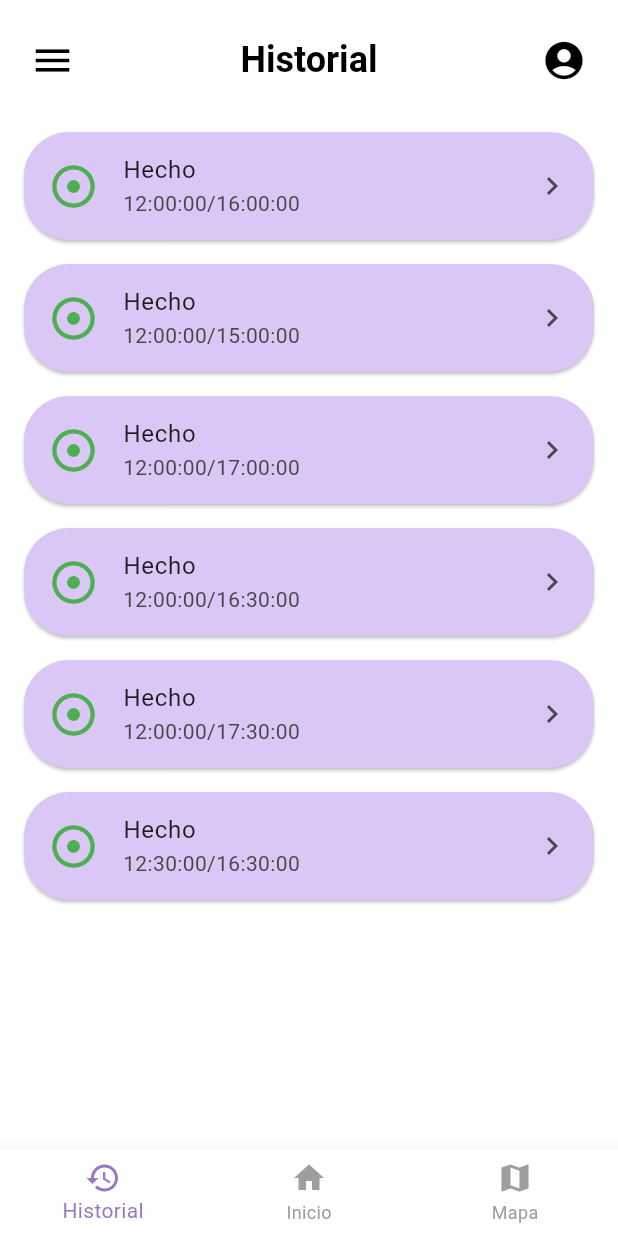
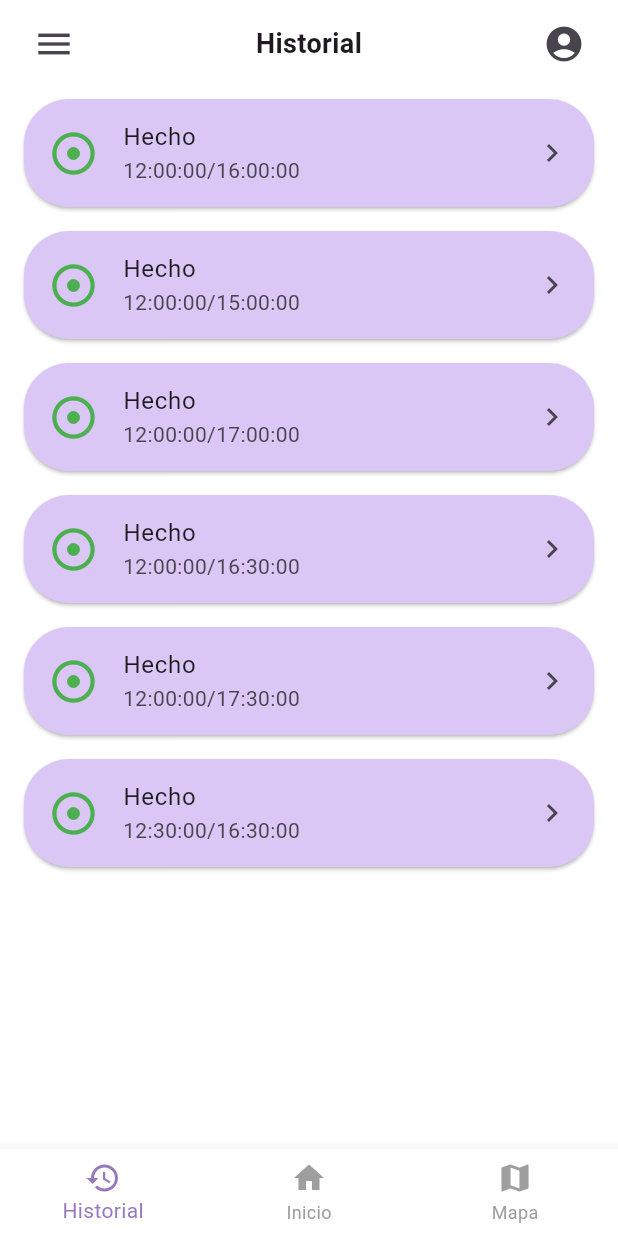
Before and after one commit to Bxnj1ta/Residencias, a Flutter app: the HomeScreen screen opened by its route, after a tap on the "menu" icon, on a phone screen of 412 x 824 dp. Run offline on Flutter 3.47's test engine with Material 3 defaults, Android fonts, the phone set to English and light mode, and no system bars; our stand-ins replace geolocator, google_maps_flutter; network calls fail.

Commit message:
providers para ubicacion y mapa

```diff
--- /dev/null
+++ b/lib/providers/mapa_provider.dart
@@ -0,0 +1,25 @@
+import 'package:flutter/material.dart';
+import 'package:google_maps_flutter/google_maps_flutter.dart';
+
+class MapaProvider extends ChangeNotifier {
+  GoogleMapController? _controller;
+  Set<Marker> _marcadores = {};
+
+  void setController(GoogleMapController controller) {
+    _controller = controller;
+  }
+
+  GoogleMapController? get controller => _controller;
+
+  Set<Marker> get marcadores => _marcadores;
+
+  void agregarMarcador(Marker marker) async {
+    _marcadores.add(marker);
+    notifyListeners();
+  }
+
+  void limpiarMarcadores() async {
+    _marcadores.clear();
+    notifyListeners();
+  }
+}
--- /dev/null
+++ b/lib/providers/providers.dart
@@ -0,0 +1,2 @@
+export 'package:residencias/providers/mapa_provider.dart';
+export 'package:residencias/providers/ubicacion_provider.dart';
--- /dev/null
+++ b/lib/providers/ubicacion_provider.dart
@@ -0,0 +1,15 @@
+import 'package:flutter/material.dart';
+import 'package:geolocator/geolocator.dart';
+
+class UbicacionProvider extends ChangeNotifier {
+  Position? _posicion;
+
+  Position? get posicion => _posicion;
+
+  Future<void> obtenerUbicacion() async {
+    bool permiso = await Geolocator.requestPermission() != LocationPermission.denied;
+    if (!permiso) return;
+    _posicion = await Geolocator.getCurrentPosition();
+    notifyListeners();
+  }
+}
--- a/lib/screens/detalle/detalle_screen.dart
+++ b/lib/screens/detalle/detalle_screen.dart
@@ -9,7 +9,7 @@ class DetalleScreen extends StatelessWidget {
     final Map<String, dynamic> residencia = ModalRoute.of(context)!.settings.arguments as Map<String, dynamic>;
 
     return Scaffold(
-      appBar: const CustomAppBar(titulo: 'Residencias del Día',showProfileIcon: false,showMenuIcon: false,),
+      appBar: const CustomAppBar(titulo: 'Residencias del Día', showDrawer: false, showRightIcon: false,),
       body: SafeArea(
         child: Container(
           padding: const EdgeInsets.all(15),
--- a/lib/screens/home_screen.dart
+++ b/lib/screens/home_screen.dart
@@ -1,4 +1,6 @@
 import 'package:flutter/material.dart';
+import 'package:residencias/providers/providers.dart';
+import 'package:provider/provider.dart';
 import 'screens.dart';
 
 class HomeScreen extends StatefulWidget {
@@ -10,6 +12,16 @@ class HomeScreen extends StatefulWidget {
 
 class _HomeScreenState extends State<HomeScreen> {
   int _selectedIndex = 1; //lo primero que muestra es el menu inicio
+
+  @override
+  void initState() {
+    super.initState();
+    Future.microtask(() {
+      if(!mounted) return;
+      Provider.of<UbicacionProvider>(context, listen: false).obtenerUbicacion();
+    }
+    );
+  }
 
   //POR SI DSP TENEMO QUE CAMBIAR LAS PAGINAS
   static final List<Widget> _pages = <Widget>[
--- a/lib/screens/mapa/mapa_screen.dart
+++ b/lib/screens/mapa/mapa_screen.dart
@@ -7,6 +7,7 @@ class MapaScreen extends StatelessWidget {
   @override
   Widget build(BuildContext context) {
     return Scaffold(
+      appBar: const CustomAppBar(titulo: 'Residencias cercanas'),
       body: SafeArea(
         child: Container(
           padding: const EdgeInsets.all(15),
--- a/lib/screens/perfil/perfil_screen.dart
+++ b/lib/screens/perfil/perfil_screen.dart
@@ -7,7 +7,7 @@ class PerfilScreen extends StatelessWidget {
   @override
   Widget build(BuildContext context) {
     return Scaffold(
-      appBar: const CustomAppBar(titulo: 'Perfil', showProfileIcon: false,showMenuIcon: false,),
+      appBar: const CustomAppBar(titulo: 'Perfil', showDrawer: false,showRightIcon: false,),
       body: SingleChildScrollView(
         child: Column(
           children: [
--- a/lib/themes/my_themes.dart
+++ b/lib/themes/my_themes.dart
@@ -7,8 +7,8 @@ class MyTheme {
 
   // Tema claro
   static final ThemeData light = ThemeData(
+    brightness: Brightness.light,
     primaryColor: primary,
-    brightness: Brightness.light,
     fontFamily: fontFamily,
     scaffoldBackgroundColor: Colors.white,
 
@@ -39,8 +39,8 @@ class MyTheme {
 
   // Tema oscuro
   static final ThemeData dark = ThemeData(
+    brightness: Brightness.dark,
     primaryColor: primary,
-    brightness: Brightness.dark,
     fontFamily: fontFamily,
     scaffoldBackgroundColor: const Color.fromARGB(255, 38, 38, 38),
     appBarTheme: const AppBarTheme(
--- /dev/null
+++ b/lib/ui/custom_icon_button.dart
@@ -0,0 +1,28 @@
+import 'package:flutter/material.dart';
+
+class CustomIconButton extends StatelessWidget {
+  final IconData icon;
+  final VoidCallback onPressed;
+  final double size;
+  final Color? color;
+
+  const CustomIconButton({
+    super.key,
+    required this.icon,
+    required this.onPressed,
+    this.size = 28,
+    this.color = const Color.fromRGBO(72, 68, 78, 1),
+  });
+
+  @override
+  Widget build(BuildContext context) {
+    return IconButton(
+      icon: Icon(
+        icon,
+        size: size,
+        color: color),
+      onPressed: onPressed,
+      splashRadius: 70,
+    );
+  }
+}
--- /dev/null
+++ b/lib/ui/ui.dart
@@ -0,0 +1 @@
+export 'package:residencias/ui/custom_icon_button.dart';
--- a/lib/widgets/custom_app_bar.dart
+++ b/lib/widgets/custom_app_bar.dart
@@ -1,56 +1,60 @@
 import 'package:flutter/material.dart';
+import 'package:residencias/ui/ui.dart';
 
 class CustomAppBar extends StatelessWidget implements PreferredSizeWidget {
   final String titulo;
-  final bool showProfileIcon;
-  final bool showMenuIcon;
+  final bool showDrawer;
+  final bool showRightIcon;
 
   const CustomAppBar({
     super.key,
     required this.titulo,
-    this.showProfileIcon = true,
-    this.showMenuIcon = true,
+    this.showDrawer = true,
+    this.showRightIcon = true,
   });
 
   @override
   Widget build(BuildContext context) {
-    return AppBar(
-      automaticallyImplyLeading: false,
-      leading: showMenuIcon
-          ? Padding(
-            padding: const EdgeInsets.only(left: 12),
-            child: IconButton(
-                icon: const Icon(Icons.menu, size: 30),
-                onPressed: () {
-                  // ABRIR DRAWER
-                },
+    final double tramoSuperior = MediaQuery.of(context).padding.top;
+    return Container(
+      height: preferredSize.height + tramoSuperior,
+      padding: EdgeInsets.only(
+        top: tramoSuperior,
+        left: 12, right: 12,
+      ),
+      decoration: const BoxDecoration(
+        color: Colors.white,
+      ),
+      child: Row(
+        mainAxisAlignment: MainAxisAlignment.spaceBetween,
+        children: [
+          //boton izq
+          showDrawer
+            ? CustomIconButton(icon: Icons.menu, onPressed: () {},)
+            : CustomIconButton(icon: Icons.arrow_back, onPressed: () {Navigator.of(context).pop();},),
+          //Título
+          Expanded(
+            child: Center(
+              child: Text(
+                titulo,
+                style: const TextStyle(
+                  fontSize: 18,
+                  fontWeight: FontWeight.w600,
+                ),
+                overflow: TextOverflow.ellipsis,
               ),
-          )
-          : null,
-      elevation: 0,
-      toolbarHeight: 80,
-      centerTitle: true,
-      title: Text(titulo),
-      actions: [
-        Padding(
-          padding: const EdgeInsets.only(right: 12),
-          child: IconButton(
-            onPressed: () {
-              showProfileIcon
-                ? Navigator.pushNamed(context, 'perfil')
-                : Navigator.of(context).pop();
-            },
-            icon: Icon(
-              showProfileIcon
-              ? Icons.account_circle
-              : Icons.close,size: 30,),
+            ),
           ),
-        ),
-      ],
-      titleSpacing: 0,
+
+          //Boton derecho
+          showRightIcon
+            ? CustomIconButton(icon: Icons.account_circle, onPressed: () {Navigator.pushNamed(context, 'perfil');},)
+            : CustomIconButton(icon: Icons.close, onPressed: () {Navigator.of(context).pop();},),
+        ],
+      ),
     );
   }
 
   @override
-  Size get preferredSize => const Size.fromHeight(80);
+  Size get preferredSize => const Size.fromHeight(58);
 }
--- a/lib/widgets/widgets.dart
+++ b/lib/widgets/widgets.dart
@@ -1,4 +1,4 @@
-export 'package:residencias/widgets/google_maps.dart';
+export 'package:residencias/widgets/mapa_residencias.dart';
 export 'package:residencias/widgets/opciones_perfil.dart';
 export 'package:residencias/widgets/custom_app_bar.dart';
 export 'package:residencias/widgets/mapa_detalle.dart';
--- a/pubspec.yaml
+++ b/pubspec.yaml
@@ -37,6 +37,7 @@ dependencies:
   google_maps_flutter: ^2.12.1
   geolocator: ^11.0.0
   flutter_dotenv: ^5.2.1
+  provider: ^6.1.5
 
 dev_dependencies:
   flutter_test:
```
Also changed, not shown: lib/main.dart (+9 -1 lines), lib/widgets/mapa_base.dart (+16 -9 lines), lib/widgets/mapa_detalle.dart (+7 -55 lines), lib/widgets/mapa_residencias.dart (renamed from lib/widgets/google_maps.dart, +18 -29 lines), pubspec.lock, 1 other file.
